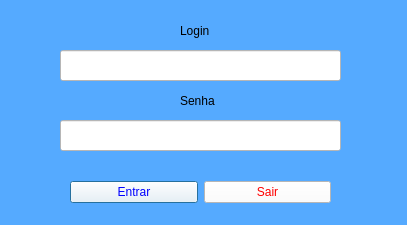
Before: the Qt Designer form login.ui in djeisson/SGV, drawn with Qt 5.
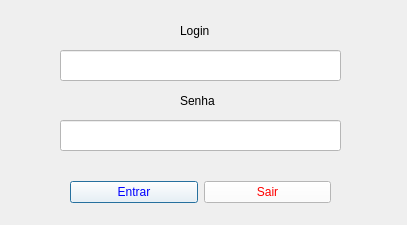
After: the same form once the commit is applied.

Commit message: Atualização de layout e verificações de cadastro de usuario

Diff of the .ui file:
```diff
--- a/login.ui
+++ b/login.ui
@@ -14,7 +14,7 @@
    <string>LOGIN</string>
   </property>
   <property name="styleSheet">
-   <string notr="true">background-color: rgb(85, 170, 255);</string>
+   <string notr="true"/>
   </property>
   <widget class="QLabel" name="label">
    <property name="geometry">
```
The commit also changes 7 other files.
